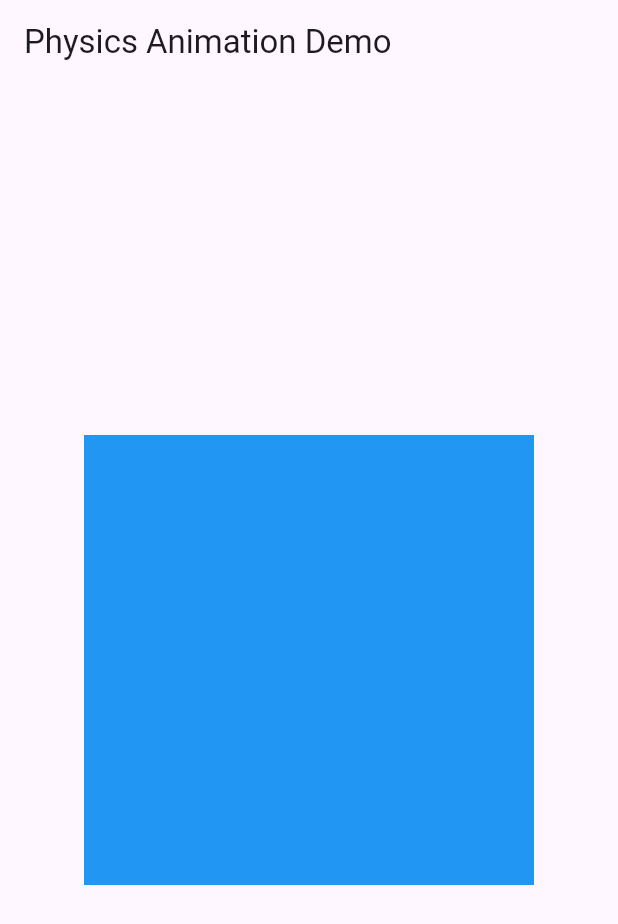
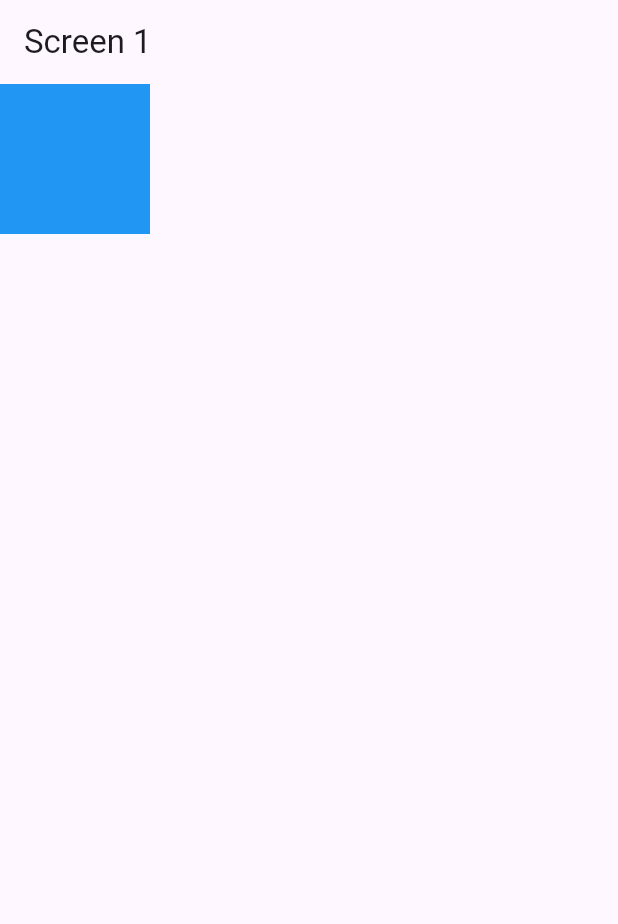
Before and after one commit to RMCV-Rajapaksha/Assingment_01_2317702, a Flutter app: the screen it shows after launch, on a phone screen of 412 x 824 dp. Shown: the top 924 px of the screen. Run offline on Flutter 3.47's test engine with Material 3 defaults, Android fonts, the phone set to English and light mode, and no system bars; our stand-ins replace device_preview, flutter_rating_bar, flutter_speed_dial.

Commit message:
Add hero.dart file and update main.dart

```diff
--- /dev/null
+++ b/Flutter_animatioon/flutter_animation/lib/hero.dart
@@ -0,0 +1,49 @@
+import 'package:flutter/material.dart';
+
+class Screen1 extends StatelessWidget {
+  @override
+  Widget build(BuildContext context) {
+    return Scaffold(
+      appBar: AppBar(
+        title: Text('Screen 1'),
+      ),
+      body: GestureDetector(
+        onTap: () {
+          Navigator.push(
+            context,
+            MaterialPageRoute(builder: (context) => Screen2()),
+          );
+        },
+        child: Hero(
+          tag: 'imageHero',
+          child: Container(
+            width: 100.0,
+            height: 100.0,
+            color: Colors.blue,
+          ),
+        ),
+      ),
+    );
+  }
+}
+
+class Screen2 extends StatelessWidget {
+  @override
+  Widget build(BuildContext context) {
+    return Scaffold(
+      appBar: AppBar(
+        title: Text('Screen 2'),
+      ),
+      body: Center(
+        child: Hero(
+          tag: 'imageHero',
+          child: Container(
+            width: 200.0,
+            height: 200.0,
+            color: Colors.blue,
+          ),
+        ),
+      ),
+    );
+  }
+}
--- a/Flutter_animatioon/flutter_animation/lib/main.dart
+++ b/Flutter_animatioon/flutter_animation/lib/main.dart
@@ -2,6 +2,7 @@ import 'package:flutter/material.dart';
 import 'package:flutter_animation/Implicit.dart';
 import 'package:flutter_animation/PhysicsBasedAnimation.dart';
 import 'package:flutter_animation/explicit.dart';
+import 'package:flutter_animation/hero.dart';
 import 'package:flutter_animation/tween.dart';
 
 void main() {
@@ -16,7 +17,7 @@ class MyApp extends StatelessWidget {
     return MaterialApp(
       home: Scaffold(
         body: Center(
-          child: PhysicsAnimationDemo(),
+          child: Screen1(),
         ),
       ),
     );
```
